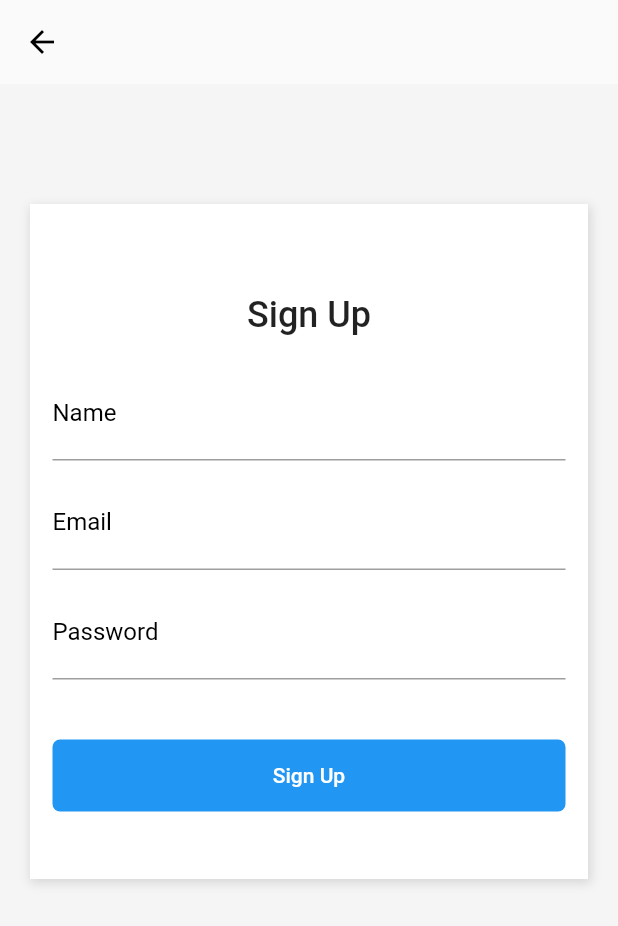
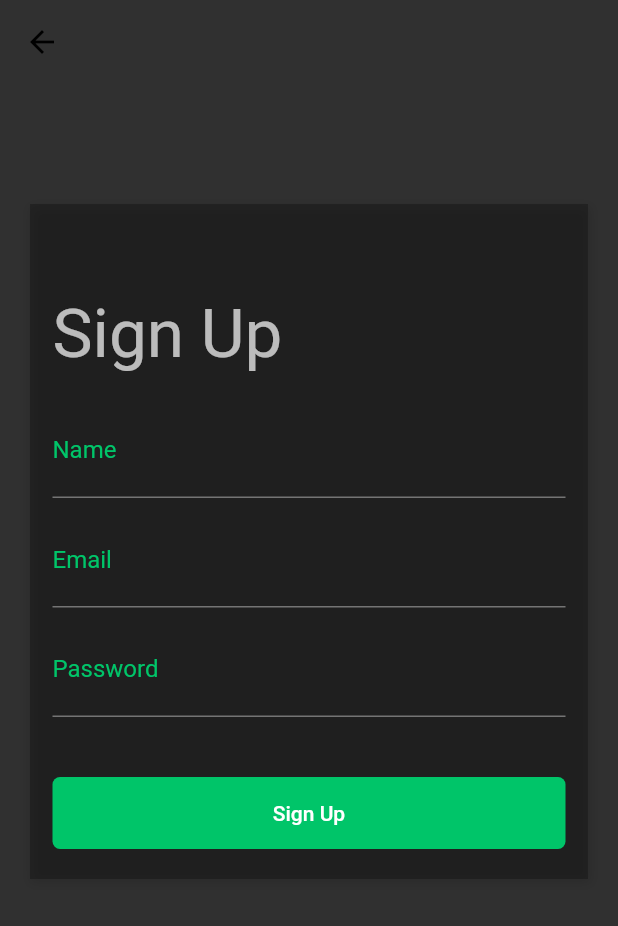
Before and after one commit to Douglas-code/shopping_app, a Flutter app: the screen it shows after launch, item 3 of the bottom bar chosen, after a tap on "Sign Up", on a phone screen of 412 x 824 dp. Shown: the top 926 px of the screen. Run offline on Flutter 3.47's test engine with Material 2 defaults, Android fonts, the phone set to English and light mode, and no system bars.

Commit message:
Adicionando temas

```diff
--- a/lib/Widgets/product/product-card.widget.dart
+++ b/lib/Widgets/product/product-card.widget.dart
@@ -74,7 +74,7 @@ class ProductCard extends StatelessWidget {
           Text(
             "\$ $price",
             style: TextStyle(
-              color: Colors.green,
+              color: Theme.of(context).primaryColor,
               fontSize: 14,
               fontWeight: FontWeight.w300,
             ),
--- a/lib/Widgets/search-box.widget.dart
+++ b/lib/Widgets/search-box.widget.dart
@@ -20,14 +20,14 @@ class SearchBox extends StatelessWidget {
                 border: InputBorder.none,
                 labelText: "Search...",
                 labelStyle: TextStyle(
-                  color: Colors.blue,
+                  color: Theme.of(context).primaryColor,
                   fontWeight: FontWeight.w300,
                   fontSize: 16,
                 ),
               ),
               style: TextStyle(
                 fontSize: 20,
-                color: Colors.blue,
+                color: Theme.of(context).primaryColor,
               ),
             ),
           ),
--- a/lib/main.dart
+++ b/lib/main.dart
@@ -1,4 +1,5 @@
 import 'package:Shopping/pages/tabs.page.dart';
+import 'package:Shopping/themes/dark.theme.dart';
 import 'package:Shopping/themes/light.theme.dart';
 import 'package:flutter/material.dart';
 
@@ -12,7 +13,7 @@ class MyApp extends StatelessWidget {
     return MaterialApp(
       title: 'Flutter Demo',
       debugShowCheckedModeBanner: false,
-      theme: lightTheme(),
+      theme: darkTheme(),
       home: DefaultTabController(
         length: 3,
         child: TabsPage(),
--- a/lib/pages/login.page.dart
+++ b/lib/pages/login.page.dart
@@ -1,8 +1,5 @@
-import 'package:Shopping/pages/home.page.dart';
 import 'package:Shopping/pages/signup.page.dart';
 import 'package:flutter/material.dart';
-
-import 'cart.page.dart';
 
 class LoginPage extends StatelessWidget {
   @override
@@ -10,7 +7,6 @@ class LoginPage extends StatelessWidget {
     return Scaffold(
       body: SingleChildScrollView(
         child: Container(
-            color: Colors.white,
             padding: EdgeInsets.only(
               top: 80,
               left: 20,
@@ -22,7 +18,7 @@ class LoginPage extends StatelessWidget {
                 Container(
                   height: 450,
                   decoration: BoxDecoration(
-                    color: Colors.white,
+                    color: Theme.of(context).accentColor,
                     boxShadow: [
                       BoxShadow(
                         color: Colors.black12,
@@ -47,12 +43,12 @@ class LoginPage extends StatelessWidget {
                               children: <Widget>[
                                 Text(
                                   "Welcome",
-                                  style: TextStyle(
-                                    fontSize: 24,
-                                    fontWeight: FontWeight.w500,
-                                  ),
+                                  style: Theme.of(context).textTheme.headline3,
                                 ),
-                                Text("Sign in to continue"),
+                                Text(
+                                  "Sign in to continue",
+                                  style: Theme.of(context).textTheme.subtitle1,
+                                ),
                               ],
                             ),
                             FlatButton(
@@ -64,7 +60,12 @@ class LoginPage extends StatelessWidget {
                                   ),
                                 );
                               },
-                              child: Text("Sign Up"),
+                              child: Text(
+                                "Sign Up",
+                                style: TextStyle(
+                                  color: Theme.of(context).primaryColor,
+                                ),
+                              ),
                             ),
                           ],
                         ),
@@ -76,7 +77,7 @@ class LoginPage extends StatelessWidget {
                           decoration: InputDecoration(
                             labelText: "Email",
                             labelStyle: TextStyle(
-                              color: Colors.black,
+                              color: Theme.of(context).primaryColor,
                               fontWeight: FontWeight.w400,
                               fontSize: 16,
                             ),
@@ -94,7 +95,7 @@ class LoginPage extends StatelessWidget {
                           decoration: InputDecoration(
                             labelText: "Password",
                             labelStyle: TextStyle(
-                              color: Colors.black,
+                              color: Theme.of(context).primaryColor,
                               fontWeight: FontWeight.w400,
                               fontSize: 16,
                             ),
@@ -108,7 +109,12 @@ class LoginPage extends StatelessWidget {
                           alignment: Alignment.centerRight,
                           child: FlatButton(
                             onPressed: () {},
-                            child: Text("Forgot your password?"),
+                            child: Text(
+                              "Forgot your password?",
+                              style: TextStyle(
+                                color: Theme.of(context).primaryColor,
+                              ),
+                            ),
                           ),
                         ),
                         SizedBox(
@@ -117,7 +123,7 @@ class LoginPage extends StatelessWidget {
                         Container(
                           width: double.infinity,
                           decoration: BoxDecoration(
-                            color: Colors.blue,
+                            color: Theme.of(context).primaryColor,
                             borderRadius: BorderRadius.all(
                               Radius.circular(5),
                             ),
@@ -126,7 +132,9 @@ class LoginPage extends StatelessWidget {
                             onPressed: () {},
                             child: Text(
                               "Sign In",
-                              style: TextStyle(color: Colors.white),
+                              style: TextStyle(
+                                color: Colors.white,
+                              ),
                             ),
                           ),
                         ),
@@ -153,7 +161,7 @@ class LoginPage extends StatelessWidget {
                   decoration: BoxDecoration(
                     border: Border.all(
                       width: 2.0,
-                      color: Colors.blue,
+                      color: Theme.of(context).primaryColor,
                     ),
                     borderRadius: BorderRadius.all(
                       Radius.circular(5),
--- a/lib/pages/signup.page.dart
+++ b/lib/pages/signup.page.dart
@@ -11,7 +11,6 @@ class SignupPage extends StatelessWidget {
       body: SingleChildScrollView(
         child: Center(
           child: Container(
-            color: Color(0xFFF5F5F5),
             padding: EdgeInsets.only(
               top: 80,
               left: 20,
@@ -23,7 +22,7 @@ class SignupPage extends StatelessWidget {
                 Container(
                   height: 450,
                   decoration: BoxDecoration(
-                    color: Colors.white,
+                    color: Theme.of(context).accentColor,
                     boxShadow: [
                       BoxShadow(
                         color: Colors.black12,
@@ -44,11 +43,7 @@ class SignupPage extends StatelessWidget {
                       children: <Widget>[
                         Text(
                           "Sign Up",
-                          textAlign: TextAlign.center,
-                          style: TextStyle(
-                            fontSize: 24,
-                            fontWeight: FontWeight.w500,
-                          ),
+                          style: Theme.of(context).textTheme.headline3,
                         ),
                         SizedBox(
                           height: 20,
@@ -58,7 +53,7 @@ class SignupPage extends StatelessWidget {
                           decoration: InputDecoration(
                             labelText: "Name",
                             labelStyle: TextStyle(
-                              color: Colors.black,
+                              color: Theme.of(context).primaryColor,
                               fontWeight: FontWeight.w400,
                               fontSize: 16,
                             ),
@@ -75,7 +70,7 @@ class SignupPage extends StatelessWidget {
                           decoration: InputDecoration(
                             labelText: "Email",
                             labelStyle: TextStyle(
-                              color: Colors.black,
+                              color: Theme.of(context).primaryColor,
                               fontWeight: FontWeight.w400,
                               fontSize: 16,
                             ),
@@ -93,7 +88,7 @@ class SignupPage extends StatelessWidget {
                           decoration: InputDecoration(
                             labelText: "Password",
                             labelStyle: TextStyle(
-                              color: Colors.black,
+                              color: Theme.of(context).primaryColor,
                               fontWeight: FontWeight.w400,
                               fontSize: 16,
                             ),
@@ -108,7 +103,7 @@ class SignupPage extends StatelessWidget {
                         Container(
                           width: double.infinity,
                           decoration: BoxDecoration(
-                            color: Colors.blue,
+                            color: Theme.of(context).primaryColor,
                             borderRadius: BorderRadius.all(
                               Radius.circular(5),
                             ),
--- a/lib/pages/tabs.page.dart
+++ b/lib/pages/tabs.page.dart
@@ -26,11 +26,11 @@ class TabsPage extends StatelessWidget {
             icon: new Icon(Icons.perm_identity),
           ),
         ],
-        labelColor: Colors.blue,
+        labelColor: Theme.of(context).primaryColor,
         unselectedLabelColor: Colors.black38,
         indicatorSize: TabBarIndicatorSize.label,
         indicatorPadding: EdgeInsets.all(5.0),
-        indicatorColor: Colors.blue,
+        indicatorColor: Theme.of(context).primaryColor,
       ),
     );
   }
--- /dev/null
+++ b/lib/themes/dark.theme.dart
@@ -0,0 +1,14 @@
+import 'package:flutter/material.dart';
+
+const brightness = Brightness.dark;
+const primaryColor = const Color(0xFF00C569);
+const lightColor = const Color(0xFFFFFFFF);
+const backgroundColor = const Color(0xFFF5F5F5);
+
+ThemeData darkTheme() {
+  return ThemeData(
+    brightness: brightness,
+    primaryColor: primaryColor,
+    accentColor: Colors.black26,
+  );
+}
```
